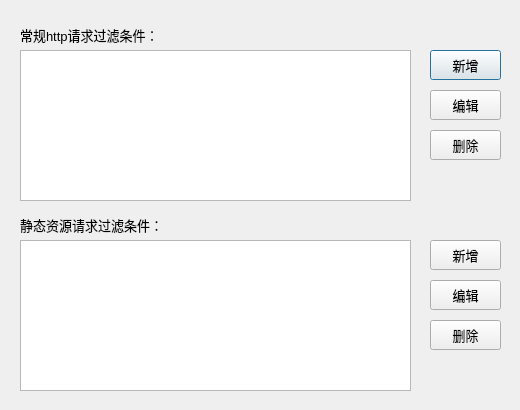
The window that qt_ui/mitmproxy_config_win/win_ui.ui (ShenWei-HopeNoBug/mock-api-server) describes before a commit, drawn with Qt 5.
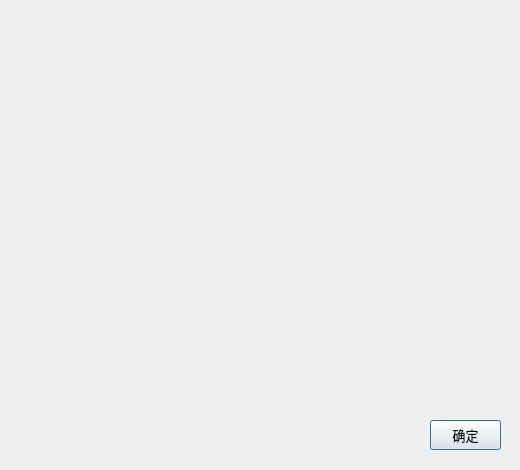
The same window after the commit.

Commit message: 抓包配置使用通用编辑模块

Diff of the .ui file:
```diff
--- a/qt_ui/mitmproxy_config_win/win_ui.ui
+++ b/qt_ui/mitmproxy_config_win/win_ui.ui
@@ -7,105 +7,39 @@
     <x>0</x>
     <y>0</y>
     <width>520</width>
-    <height>410</height>
+    <height>470</height>
    </rect>
   </property>
   <property name="windowTitle">
    <string>Dialog</string>
   </property>
-  <widget class="QListWidget" name="httpPathListWidget">
-   <property name="geometry">
-    <rect>
-     <x>20</x>
-     <y>50</y>
-     <width>391</width>
-     <height>151</height>
-    </rect>
-   </property>
-   <property name="font">
-    <font>
-     <pointsize>10</pointsize>
-    </font>
-   </property>
-  </widget>
-  <widget class="QListWidget" name="staticPathListWidget">
-   <property name="geometry">
-    <rect>
-     <x>20</x>
-     <y>240</y>
-     <width>391</width>
-     <height>151</height>
-    </rect>
-   </property>
-   <property name="font">
-    <font>
-     <pointsize>10</pointsize>
-    </font>
-   </property>
-  </widget>
-  <widget class="QLabel" name="httpPathLabel">
+  <widget class="QWidget" name="verticalLayoutWidget">
    <property name="geometry">
     <rect>
      <x>20</x>
      <y>20</y>
-     <width>251</width>
-     <height>30</height>
+     <width>481</width>
+     <height>381</height>
     </rect>
    </property>
-   <property name="minimumSize">
-    <size>
-     <width>0</width>
-     <height>30</height>
-    </size>
-   </property>
-   <property name="font">
-    <font>
-     <pointsize>10</pointsize>
-    </font>
-   </property>
-   <property name="text">
-    <string>常规http请求过滤条件：</string>
-   </property>
+   <layout class="QVBoxLayout" name="verticalLayout">
+    <property name="spacing">
+     <number>0</number>
+    </property>
+    <property name="sizeConstraint">
+     <enum>QLayout::SetMaximumSize</enum>
+    </property>
+   </layout>
   </widget>
-  <widget class="QLabel" name="staticPathLabel">
+  <widget class="QPushButton" name="confirmPushButton">
    <property name="geometry">
     <rect>
-     <x>20</x>
-     <y>210</y>
-     <width>251</width>
-     <height>30</height>
-    </rect>
-   </property>
-   <property name="minimumSize">
-    <size>
-     <width>0</width>
-     <height>30</height>
-    </size>
-   </property>
-   <property name="font">
-    <font>
-     <pointsize>10</pointsize>
-    </font>
-   </property>
-   <property name="text">
-    <string>静态资源请求过滤条件：</string>
-   </property>
-  </widget>
-  <widget class="QPushButton" name="addHttpPathPushButton">
-   <property name="geometry">
-    <rect>
      <x>430</x>
-     <y>50</y>
+     <y>420</y>
      <width>71</width>
      <height>30</height>
     </rect>
    </property>
-   <property name="minimumSize">
-    <size>
-     <width>0</width>
-     <height>30</height>
-    </size>
-   </property>
    <property name="font">
     <font>
      <pointsize>10</pointsize>
@@ -115,142 +49,7 @@
     <cursorShape>PointingHandCursor</cursorShape>
    </property>
    <property name="text">
-    <string>新增</string>
-   </property>
-  </widget>
-  <widget class="QPushButton" name="deleteHttpPathPushButton">
-   <property name="geometry">
-    <rect>
-     <x>430</x>
-     <y>130</y>
-     <width>71</width>
-     <height>30</height>
-    </rect>
-   </property>
-   <property name="minimumSize">
-    <size>
-     <width>0</width>
-     <height>30</height>
-    </size>
-   </property>
-   <property name="font">
-    <font>
-     <pointsize>10</pointsize>
-    </font>
-   </property>
-   <property name="cursor">
-    <cursorShape>PointingHandCursor</cursorShape>
-   </property>
-   <property name="text">
-    <string>删除</string>
-   </property>
-  </widget>
-  <widget class="QPushButton" name="deleteStaticPathPushButton">
-   <property name="geometry">
-    <rect>
-     <x>430</x>
-     <y>320</y>
-     <width>71</width>
-     <height>30</height>
-    </rect>
-   </property>
-   <property name="minimumSize">
-    <size>
-     <width>0</width>
-     <height>30</height>
-    </size>
-   </property>
-   <property name="font">
-    <font>
-     <pointsize>10</pointsize>
-    </font>
-   </property>
-   <property name="cursor">
-    <cursorShape>PointingHandCursor</cursorShape>
-   </property>
-   <property name="text">
-    <string>删除</string>
-   </property>
-  </widget>
-  <widget class="QPushButton" name="addStaticPathPushButton">
-   <property name="geometry">
-    <rect>
-     <x>430</x>
-     <y>240</y>
-     <width>71</width>
-     <height>30</height>
-    </rect>
-   </property>
-   <property name="minimumSize">
-    <size>
-     <width>0</width>
-     <height>30</height>
-    </size>
-   </property>
-   <property name="font">
-    <font>
-     <pointsize>10</pointsize>
-    </font>
-   </property>
-   <property name="cursor">
-    <cursorShape>PointingHandCursor</cursorShape>
-   </property>
-   <property name="text">
-    <string>新增</string>
-   </property>
-  </widget>
-  <widget class="QPushButton" name="editStaticPathPushButton">
-   <property name="geometry">
-    <rect>
-     <x>430</x>
-     <y>280</y>
-     <width>71</width>
-     <height>30</height>
-    </rect>
-   </property>
-   <property name="minimumSize">
-    <size>
-     <width>0</width>
-     <height>30</height>
-    </size>
-   </property>
-   <property name="font">
-    <font>
-     <pointsize>10</pointsize>
-    </font>
-   </property>
-   <property name="cursor">
-    <cursorShape>PointingHandCursor</cursorShape>
-   </property>
-   <property name="text">
-    <string>编辑</string>
-   </property>
-  </widget>
-  <widget class="QPushButton" name="editHttpPathPushButton">
-   <property name="geometry">
-    <rect>
-     <x>430</x>
-     <y>90</y>
-     <width>71</width>
-     <height>30</height>
-    </rect>
-   </property>
-   <property name="minimumSize">
-    <size>
-     <width>0</width>
-     <height>30</height>
-    </size>
-   </property>
-   <property name="font">
-    <font>
-     <pointsize>10</pointsize>
-    </font>
-   </property>
-   <property name="cursor">
-    <cursorShape>PointingHandCursor</cursorShape>
-   </property>
-   <property name="text">
-    <string>编辑</string>
+    <string>确定</string>
    </property>
   </widget>
  </widget>
```
The commit also changes 8 other files.
